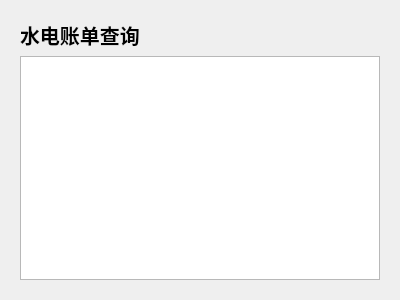
Old version of the form ui/paymentManagement.ui in the repository JGSU-SoftwareEngineering/UtilityManagementSystem.
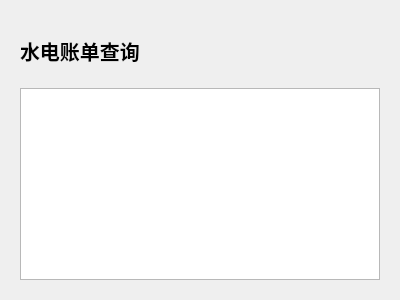
New version of the form. The open tabs and pages were chosen to show the change. Custom widgets are drawn as their Qt base class.

What changed in the file:
```diff
--- a/ui/paymentManagement.ui
+++ b/ui/paymentManagement.ui
@@ -54,7 +54,7 @@
       </layout>
      </widget>
      <widget class="QWidget" name="pageOfBill">
-      <layout class="QVBoxLayout" name="verticalLayout_4">
+      <layout class="QVBoxLayout" name="verticalLayout_4" stretch="1,0">
        <item>
         <widget class="QLabel" name="label_3">
          <property name="font">
```
